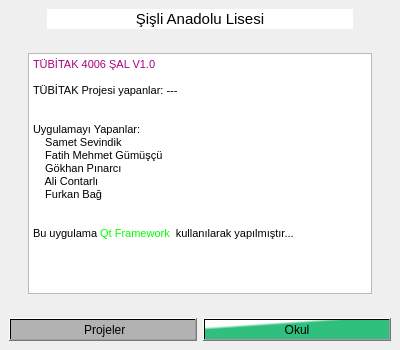
Old version of the form okul.ui in the repository Sisli-Anadolu-Lisesi-Yazilim-Grubu/tubitak-sal-android.
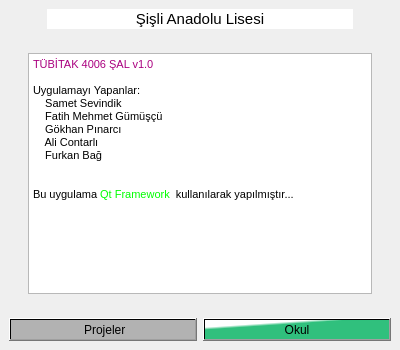
New version of the form. Icons and pictures are not drawn.

```diff
--- a/okul.ui
+++ b/okul.ui
@@ -117,10 +117,7 @@
 &lt;html&gt;&lt;head&gt;&lt;meta name=&quot;qrichtext&quot; content=&quot;1&quot; /&gt;&lt;style type=&quot;text/css&quot;&gt;
 p, li { white-space: pre-wrap; }
 &lt;/style&gt;&lt;/head&gt;&lt;body style=&quot; font-family:'MS Shell Dlg 2'; font-size:8.25pt; font-weight:400; font-style:normal;&quot;&gt;
-&lt;p style=&quot; margin-top:0px; margin-bottom:0px; margin-left:0px; margin-right:0px; -qt-block-indent:0; text-indent:0px;&quot;&gt;&lt;span style=&quot; color:#aa007f;&quot;&gt;TÜBİTAK 4006 ŞAL V1.0&lt;/span&gt;&lt;/p&gt;
-&lt;p style=&quot;-qt-paragraph-type:empty; margin-top:0px; margin-bottom:0px; margin-left:0px; margin-right:0px; -qt-block-indent:0; text-indent:0px; color:#aa007f;&quot;&gt;&lt;br /&gt;&lt;/p&gt;
-&lt;p style=&quot; margin-top:0px; margin-bottom:0px; margin-left:0px; margin-right:0px; -qt-block-indent:0; text-indent:0px;&quot;&gt;TÜBİTAK Projesi yapanlar: ---		&lt;/p&gt;
-&lt;p style=&quot;-qt-paragraph-type:empty; margin-top:0px; margin-bottom:0px; margin-left:0px; margin-right:0px; -qt-block-indent:0; text-indent:0px;&quot;&gt;&lt;br /&gt;&lt;/p&gt;
+&lt;p style=&quot; margin-top:0px; margin-bottom:0px; margin-left:0px; margin-right:0px; -qt-block-indent:0; text-indent:0px;&quot;&gt;&lt;span style=&quot; color:#aa007f;&quot;&gt;TÜBİTAK 4006 ŞAL v1.0&lt;/span&gt;&lt;/p&gt;
 &lt;p style=&quot;-qt-paragraph-type:empty; margin-top:0px; margin-bottom:0px; margin-left:0px; margin-right:0px; -qt-block-indent:0; text-indent:0px;&quot;&gt;&lt;br /&gt;&lt;/p&gt;
 &lt;p style=&quot; margin-top:0px; margin-bottom:0px; margin-left:0px; margin-right:0px; -qt-block-indent:0; text-indent:0px;&quot;&gt;Uygulamayı Yapanlar:&lt;/p&gt;
 &lt;p style=&quot; margin-top:0px; margin-bottom:0px; margin-left:0px; margin-right:0px; -qt-block-indent:0; text-indent:0px;&quot;&gt;    Samet Sevindik &lt;/p&gt;
```
Left out of the diff: 8 changed lines with no effect on the pictures.
